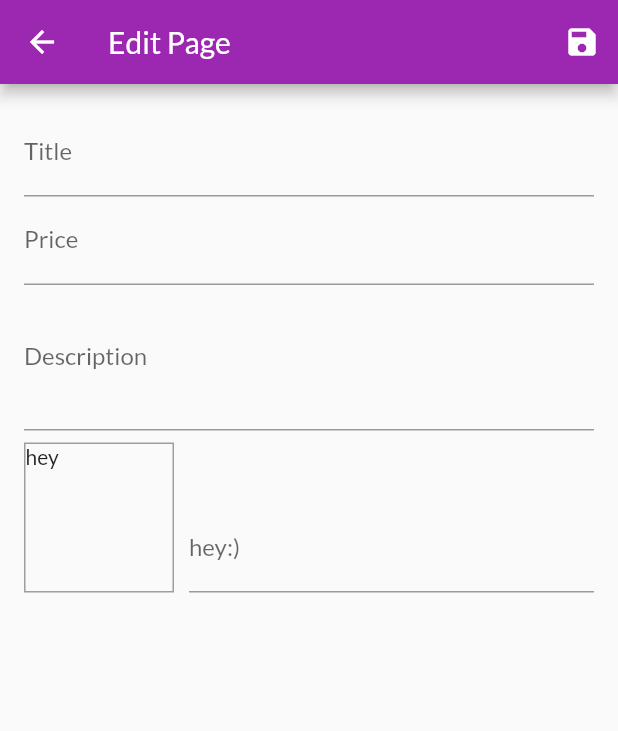
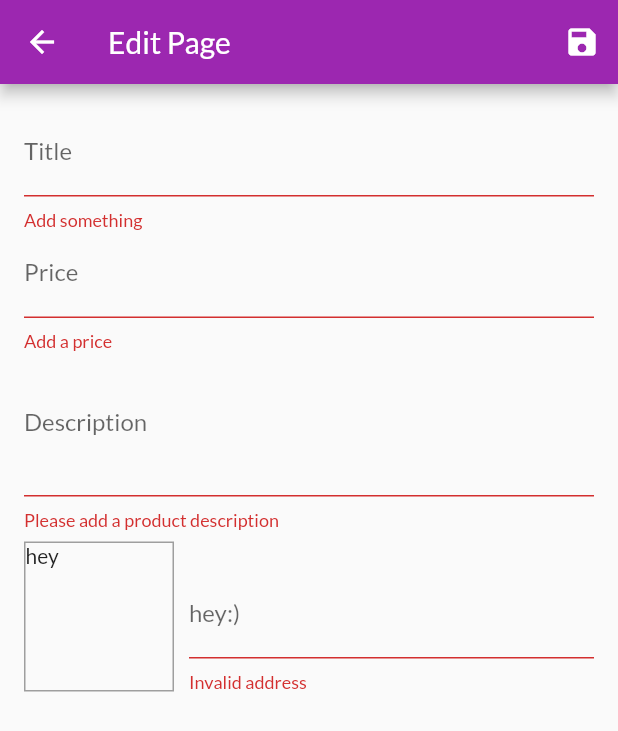
Before and after one commit to jhaym3s/shopApp, a Flutter app: the EditProductScreen screen opened by its route, after a tap on the "save" icon, on a phone screen of 412 x 824 dp. Shown: the top 731 px of the screen. Run offline on Flutter 3.47's test engine with Material 2 defaults, Android fonts, the phone set to English and light mode, and no system bars; network calls fail.

Commit message:
added validators

```diff
--- a/lib/screens/edit_product_screen.dart
+++ b/lib/screens/edit_product_screen.dart
@@ -1,4 +1,3 @@
-
 import 'package:flutter/material.dart';
 import '../providers/product.dart';
 
@@ -7,18 +6,15 @@ class EditProductScreen extends StatefulWidget {
   @override
   _EditProductScreenState createState() => _EditProductScreenState();
 }
+
 class _EditProductScreenState extends State<EditProductScreen> {
   final _priceFocusNode = FocusNode();
   final _descriptionFocusNode = FocusNode();
   final _imageUrlFocusNode = FocusNode();
   final _imageController = TextEditingController();
   final _form = GlobalKey<FormState>();
-  var editedProducts = Product(
-      id: null,
-      title: "",
-      description:  "",
-      imageUrl: "",
-      price: 0);
+  var editedProducts =
+      Product(id: null, title: "", description: "", imageUrl: "", price: 0);
 
   @override
   void initState() {
@@ -39,30 +35,36 @@ class _EditProductScreenState extends State<EditProductScreen> {
     _descriptionFocusNode.dispose();
     super.dispose();
   }
-  void updateURL(){
-    if(!_imageUrlFocusNode.hasFocus){
+
+  void updateURL() {
+    if (!_imageUrlFocusNode.hasFocus) {
       setState(() {});
     }
   }
-  void saveForm(){
+
+  void saveForm() {
+    final isValid = _form.currentState.validate();
+    if (!isValid) {
+      return;
+    }
+    if (isValid) {
       _form.currentState.save();
       print(editedProducts.title);
       print(editedProducts.price);
       print(editedProducts.description);
       print(editedProducts.imageUrl);
     }
+  }
+
   @override
   Widget build(BuildContext context) {
     return Scaffold(
       appBar: AppBar(
         title: Text("Edit Page"),
-        actions: [
-          IconButton(icon: Icon(Icons.save),
-              onPressed: saveForm)
-        ],
+        actions: [IconButton(icon: Icon(Icons.save), onPressed: saveForm)],
       ),
       body: Padding(
-        padding: const EdgeInsets.all(8.0*2),
+        padding: const EdgeInsets.all(8.0 * 2),
         child: Form(
           key: _form,
           child: Column(
@@ -72,12 +74,22 @@ class _EditProductScreenState extends State<EditProductScreen> {
                   labelText: "Title",
                 ),
                 textInputAction: TextInputAction.next,
-              onFieldSubmitted: (value){
+                onFieldSubmitted: (value) {
                   FocusScope.of(context).requestFocus(_priceFocusNode);
                 },
                 onSaved: (newValue) {
-                editedProducts = Product(id: null, title: newValue, description: editedProducts.description,
-                    imageUrl:editedProducts.imageUrl, price: editedProducts.price);
+                  editedProducts = Product(
+                      id: null,
+                      title: newValue,
+                      description: editedProducts.description,
+                      imageUrl: editedProducts.imageUrl,
+                      price: editedProducts.price);
+                },
+                validator: (value) {
+                  if (value.isEmpty) {
+                    return "Add something";
+                  }
+                  return null;
                 },
               ),
               TextFormField(
@@ -88,10 +100,23 @@ class _EditProductScreenState extends State<EditProductScreen> {
                   keyboardType: TextInputType.number,
                   focusNode: _priceFocusNode,
                   onSaved: (newValue) {
-                editedProducts = Product(id: null, title: editedProducts.title, description: editedProducts.description,
-                    imageUrl:editedProducts.imageUrl, price: double.parse(newValue));
+                    editedProducts = Product(
+                        id: null,
+                        title: editedProducts.title,
+                        description: editedProducts.description,
+                        imageUrl: editedProducts.imageUrl,
+                        price: double.parse(newValue));
                   },
-            ),
+                  validator: (value) {
+                    if (value.isEmpty) {
+                      return "Add a price";
+                    } else if (double.tryParse(value) == null) {
+                      return "Please add a valid number";
+                    } else if (double.parse(value) <= 0) {
+                      return "Add a number greater than 0 Oga";
+                    }
+                    return null;
+                  }),
               TextFormField(
                 decoration: InputDecoration(
                   labelText: "Description",
@@ -101,27 +126,41 @@ class _EditProductScreenState extends State<EditProductScreen> {
                 focusNode: _descriptionFocusNode,
                 maxLines: 3,
                 onSaved: (newValue) {
-                editedProducts = Product(id: null, title: editedProducts.title, description: newValue,
-                    imageUrl:editedProducts.imageUrl, price: editedProducts.price);
+                  editedProducts = Product(
+                      id: null,
+                      title: editedProducts.title,
+                      description: newValue,
+                      imageUrl: editedProducts.imageUrl,
+                      price: editedProducts.price);
+                },
+                validator: (value) {
+                  if (value.isEmpty) {
+                    return "Please add a product description";
+                  } else if (value.length < 10) {
+                    return "Your description is to short";
+                  }
+                  return null;
                 },
               ),
               Row(
                 crossAxisAlignment: CrossAxisAlignment.end,
                 children: [
                   Container(
-                  width: 100,height: 100,
-                  margin: EdgeInsets.only(
-                    right: 10, top: 8),
+                      width: 100,
+                      height: 100,
+                      margin: EdgeInsets.only(right: 10, top: 8),
                       decoration: BoxDecoration(
                         border: Border.all(
-                    color: Colors.grey, width: 1,
+                          color: Colors.grey,
+                          width: 1,
                         ),
                       ),
-                child:_imageController.text.isEmpty?Text("hey"):FittedBox(child:
-                Image.network(_imageController.text),
+                      child: _imageController.text.isEmpty
+                          ? Text("hey")
+                          : FittedBox(
+                              child: Image.network(_imageController.text),
                               fit: BoxFit.cover,
-                )
-                ),
+                            )),
                   Expanded(
                     child: TextFormField(
                       decoration: InputDecoration(
@@ -133,8 +172,21 @@ class _EditProductScreenState extends State<EditProductScreen> {
                       controller: _imageController,
                       onFieldSubmitted: (value) => saveForm(),
                       onSaved: (newValue) {
-                     editedProducts = Product(id: null, title: editedProducts.title, description: editedProducts.description,
-                          imageUrl:newValue, price: editedProducts.price);
+                        editedProducts = Product(
+                            id: null,
+                            title: editedProducts.title,
+                            description: editedProducts.description,
+                            imageUrl: newValue,
+                            price: editedProducts.price);
+                      },
+                      validator: (value) {
+                        if (!value.startsWith("http") &&
+                            (!value.startsWith("https"))) {
+                          return "Invalid address";
+                        }else if(!value.endsWith(".jpg") && !value.endsWith(".png") && !value.endsWith(".jpeg")){
+                          return "Add image format";
+                        }
+                        return null;
                       },
                     ),
                   )
```
Lines whose indentation alone changed are shown as unchanged.
